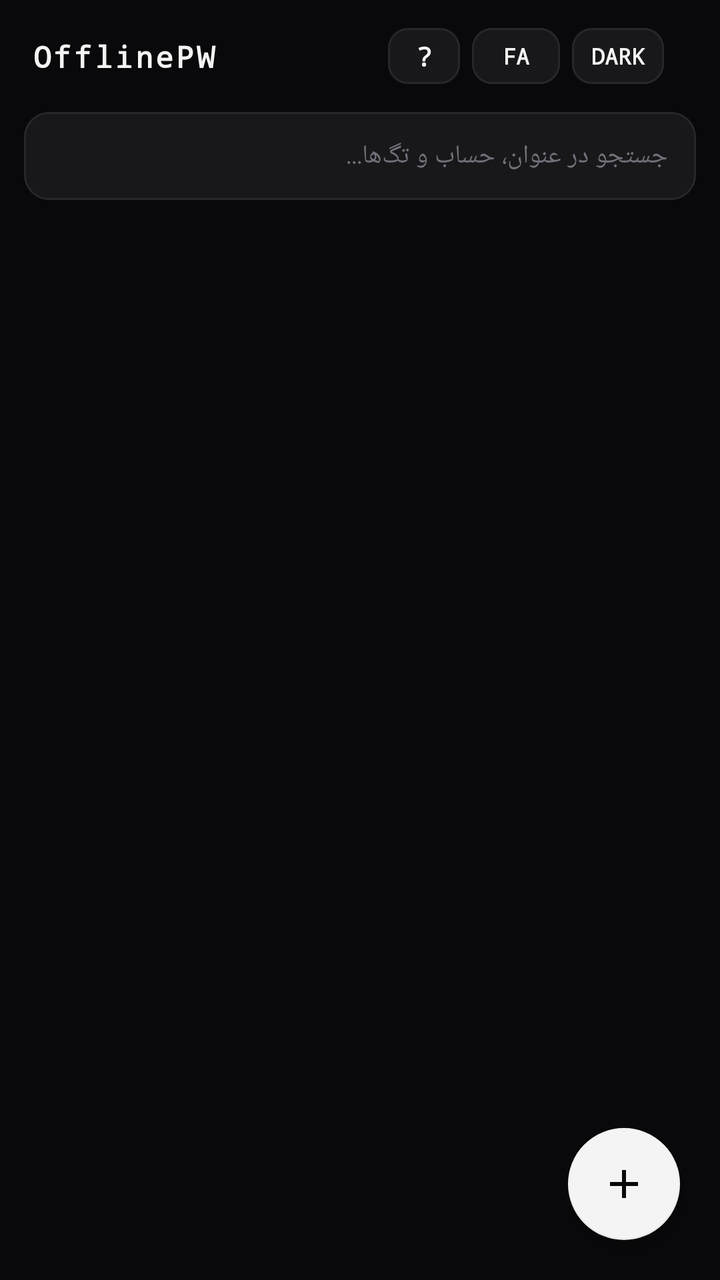
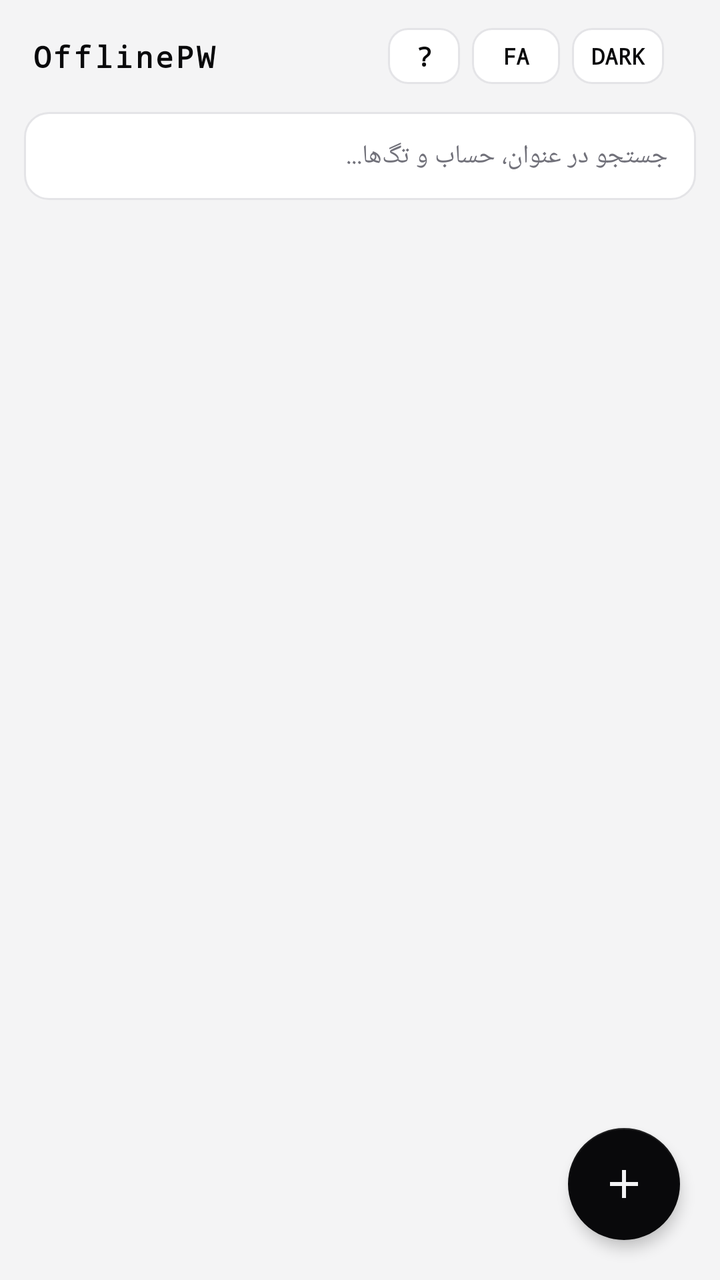

Two renders of the same Android screen: before a commit and after it. Below are the layout's source before the change and the commit's diff.
<!-- AndroidManifest.xml: application theme Theme.Material3.Dark.NoActionBar -->
<!-- res/layout/activity_main.xml -->
<?xml version="1.0" encoding="utf-8"?>
<androidx.coordinatorlayout.widget.CoordinatorLayout
    xmlns:android="http://schemas.android.com/apk/res/android"
    xmlns:app="http://schemas.android.com/apk/res-auto"
    android:id="@+id/mainRootLayout"
    android:layout_width="match_parent"
    android:layout_height="match_parent"
    android:background="#09090B">

    <com.google.android.material.appbar.AppBarLayout
        android:id="@+id/appBarLayout"
        android:layout_width="match_parent"
        android:layout_height="wrap_content"
        android:background="#09090B"
        app:elevation="0dp">

        <androidx.appcompat.widget.Toolbar
            android:id="@+id/toolbar"
            android:layout_width="match_parent"
            android:layout_height="56dp"
            android:paddingHorizontal="14dp">

            <androidx.constraintlayout.widget.ConstraintLayout
                android:layout_width="match_parent"
                android:layout_height="match_parent">

                
                <TextView
                    android:id="@+id/tvAppTitle"
                    android:layout_width="wrap_content"
                    android:layout_height="wrap_content"
                    android:text="OfflinePW"
                    android:textColor="#F4F4F5"
                    android:textStyle="bold"
                    android:letterSpacing="0.08"
                    android:fontFamily="monospace"
                    android:textSize="15sp"
                    app:layout_constraintStart_toStartOf="parent"
                    app:layout_constraintTop_toTopOf="parent"
                    app:layout_constraintBottom_toBottomOf="parent" />

                
                <LinearLayout
                    android:layout_width="wrap_content"
                    android:layout_height="wrap_content"
                    android:orientation="horizontal"
                    android:gravity="center_vertical"
                    app:layout_constraintEnd_toEndOf="parent"
                    app:layout_constraintTop_toTopOf="parent"
                    app:layout_constraintBottom_toBottomOf="parent">

                    
                    <com.google.android.material.button.MaterialButton
                        android:id="@+id/btnAbout"
                        style="@style/Widget.Material3.Button.TonalButton"
                        android:layout_width="36dp"
                        android:layout_height="36dp"
                        android:padding="0dp"
                        android:text="?"
                        android:textSize="13sp"
                        android:textStyle="bold"
                        android:fontFamily="monospace"
                        android:textColor="#F4F4F5"
                        app:backgroundTint="#18181B"
                        app:strokeColor="#27272A"
                        app:strokeWidth="1dp"
                        app:cornerRadius="10dp"
                        android:layout_marginEnd="6dp" />

                    
                    <com.google.android.material.button.MaterialButton
                        android:id="@+id/btnLanguage"
                        style="@style/Widget.Material3.Button.TonalButton"
                        android:layout_width="wrap_content"
                        android:layout_height="36dp"
                        android:minWidth="44dp"
                        android:paddingHorizontal="10dp"
                        android:paddingVertical="0dp"
                        android:text="FA"
                        android:textSize="11sp"
                        android:textStyle="bold"
                        android:fontFamily="monospace"
                        android:textColor="#F4F4F5"
                        app:backgroundTint="#18181B"
                        app:strokeColor="#27272A"
                        app:strokeWidth="1dp"
                        app:cornerRadius="10dp"
                        android:layout_marginEnd="6dp" />

                    
                    <com.google.android.material.button.MaterialButton
                        android:id="@+id/btnThemeToggle"
                        style="@style/Widget.Material3.Button.TonalButton"
                        android:layout_width="wrap_content"
                        android:layout_height="36dp"
                        android:minWidth="46dp"
                        android:paddingHorizontal="8dp"
                        android:paddingVertical="0dp"
                        android:text="DARK"
                        android:textSize="11sp"
                        android:textStyle="bold"
                        android:fontFamily="monospace"
                        android:textColor="#F4F4F5"
                        app:backgroundTint="#18181B"
                        app:strokeColor="#27272A"
                        app:strokeWidth="1dp"
                        app:cornerRadius="10dp" />
                </LinearLayout>

            </androidx.constraintlayout.widget.ConstraintLayout>
        </androidx.appcompat.widget.Toolbar>

        <EditText
            android:id="@+id/etSearch"
            android:layout_width="match_parent"
            android:layout_height="44dp"
            android:layout_marginHorizontal="12dp"
            android:layout_marginBottom="10dp"
            android:hint="جستجو در عنوان، حساب و تگ‌ها..."
            android:textColorHint="#71717A"
            android:textColor="#F4F4F5"
            android:textSize="13sp"
            android:paddingHorizontal="14dp"
            android:background="@drawable/bg_search_input" />
    </com.google.android.material.appbar.AppBarLayout>

    <androidx.recyclerview.widget.RecyclerView
        android:id="@+id/rvVault"
        android:layout_width="match_parent"
        android:layout_height="match_parent"
        android:clipToPadding="false"
        android:paddingTop="4dp"
        android:paddingBottom="90dp"
        app:layout_behavior="@string/appbar_scrolling_view_behavior" />

    <com.google.android.material.floatingactionbutton.FloatingActionButton
        android:id="@+id/fabAdd"
        android:layout_width="wrap_content"
        android:layout_height="wrap_content"
        android:layout_gravity="bottom|end"
        android:layout_margin="20dp"
        android:src="@drawable/ic_add"
        app:backgroundTint="#F4F4F5"
        app:tint="#09090B"
        app:elevation="4dp" />

</androidx.coordinatorlayout.widget.CoordinatorLayout>
<!-- resources referenced by this layout -->
<resources>
  <!-- drawable bg_search_input (drawable) -->
  <?xml version="1.0" encoding="utf-8"?>
  <shape xmlns:android="http://schemas.android.com/apk/res/android">
      <solid android:color="#18181B" />
      <stroke android:width="1dp" android:color="#27272A" />
      <corners android:radius="12dp" />
  </shape>
  <!-- drawable ic_add (drawable) -->
  <vector xmlns:android="http://schemas.android.com/apk/res/android"
      android:width="24dp"
      android:height="24dp"
      android:viewportWidth="24"
      android:viewportHeight="24">
    <path
        android:fillColor="#09090B"
        android:pathData="M19,13h-6v6h-2v-6H5v-2h6V5h2v6h6v2z"/>
  </vector>
  <style name="Theme.Material3.Dark.NoActionBar" parent="Theme.MaterialComponents.DayNight.NoActionBar">
          <item name="android:statusBarColor">#09090B</item>
          <item name="android:windowBackground">#09090B</item>
      </style>
</resources>

<!-- the commit's change to res/layout/activity_main.xml (unified diff, before → after) -->
@@ -5,13 +5,13 @@
     android:id="@+id/mainRootLayout"
     android:layout_width="match_parent"
     android:layout_height="match_parent"
-    android:background="#09090B">
+    android:background="@color/nordic_bg">
 
     <com.google.android.material.appbar.AppBarLayout
         android:id="@+id/appBarLayout"
         android:layout_width="match_parent"
         android:layout_height="wrap_content"
-        android:background="#09090B"
+        android:background="@color/nordic_bg"
         app:elevation="0dp">
 
         <androidx.appcompat.widget.Toolbar
@@ -30,7 +30,7 @@
                     android:layout_width="wrap_content"
                     android:layout_height="wrap_content"
                     android:text="OfflinePW"
-                    android:textColor="#F4F4F5"
+                    android:textColor="@color/nordic_text_primary"
                     android:textStyle="bold"
                     android:letterSpacing="0.08"
                     android:fontFamily="monospace"
@@ -60,9 +60,9 @@
                         android:textSize="13sp"
                         android:textStyle="bold"
                         android:fontFamily="monospace"
-                        android:textColor="#F4F4F5"
-                        app:backgroundTint="#18181B"
-                        app:strokeColor="#27272A"
+                        android:textColor="@color/nordic_text_primary"
+                        app:backgroundTint="@color/nordic_tonal_btn_bg"
+                        app:strokeColor="@color/nordic_border"
                         app:strokeWidth="1dp"
                         app:cornerRadius="10dp"
                         android:layout_marginEnd="6dp" />
@@ -80,9 +80,9 @@
                         android:textSize="11sp"
                         android:textStyle="bold"
                         android:fontFamily="monospace"
-                        android:textColor="#F4F4F5"
-                        app:backgroundTint="#18181B"
-                        app:strokeColor="#27272A"
+                        android:textColor="@color/nordic_text_primary"
+                        app:backgroundTint="@color/nordic_tonal_btn_bg"
+                        app:strokeColor="@color/nordic_border"
                         app:strokeWidth="1dp"
                         app:cornerRadius="10dp"
                         android:layout_marginEnd="6dp" />
@@ -100,9 +100,9 @@
                         android:textSize="11sp"
                         android:textStyle="bold"
                         android:fontFamily="monospace"
-                        android:textColor="#F4F4F5"
-                        app:backgroundTint="#18181B"
-                        app:strokeColor="#27272A"
+                        android:textColor="@color/nordic_text_primary"
+                        app:backgroundTint="@color/nordic_tonal_btn_bg"
+                        app:strokeColor="@color/nordic_border"
                         app:strokeWidth="1dp"
                         app:cornerRadius="10dp" />
                 </LinearLayout>
@@ -117,8 +117,8 @@
             android:layout_marginHorizontal="12dp"
             android:layout_marginBottom="10dp"
             android:hint="جستجو در عنوان، حساب و تگ‌ها..."
-            android:textColorHint="#71717A"
-            android:textColor="#F4F4F5"
+            android:textColorHint="@color/nordic_text_secondary"
+            android:textColor="@color/nordic_text_primary"
             android:textSize="13sp"
             android:paddingHorizontal="14dp"
             android:background="@drawable/bg_search_input" />
@@ -140,8 +140,8 @@
         android:layout_gravity="bottom|end"
         android:layout_margin="20dp"
         android:src="@drawable/ic_add"
-        app:backgroundTint="#F4F4F5"
-        app:tint="#09090B"
+        app:backgroundTint="@color/nordic_text_primary"
+        app:tint="@color/nordic_bg"
         app:elevation="4dp" />
 
 </androidx.coordinatorlayout.widget.CoordinatorLayout>
<!-- resource entries referenced after the edit -->
@@ -1,10 +1,15 @@
 <!-- resources referenced by this layout -->
 <resources>
+  <color name="nordic_bg">#F4F4F5</color>
+  <color name="nordic_border">#E4E4E7</color>
+  <color name="nordic_text_primary">#09090B</color>
+  <color name="nordic_text_secondary">#71717A</color>
+  <color name="nordic_tonal_btn_bg">#FFFFFF</color>
   <!-- drawable bg_search_input (drawable) -->
   <?xml version="1.0" encoding="utf-8"?>
   <shape xmlns:android="http://schemas.android.com/apk/res/android">
-      <solid android:color="#18181B" />
-      <stroke android:width="1dp" android:color="#27272A" />
+      <solid android:color="@color/nordic_surface" />
+      <stroke android:width="1dp" android:color="@color/nordic_border" />
       <corners android:radius="12dp" />
   </shape>
   <!-- drawable ic_add (drawable) -->
@@ -18,8 +23,9 @@
         android:pathData="M19,13h-6v6h-2v-6H5v-2h6V5h2v6h6v2z"/>
   </vector>
   <style name="Theme.Material3.Dark.NoActionBar" parent="Theme.MaterialComponents.DayNight.NoActionBar">
-          <item name="android:statusBarColor">#09090B</item>
-          <item name="android:windowBackground">#09090B</item>
+          <item name="android:statusBarColor">@color/nordic_bg</item>
+          <item name="android:windowBackground">@color/nordic_bg</item>
       </style>
+  <color name="nordic_surface">#FFFFFF</color>
 </resources>
 
